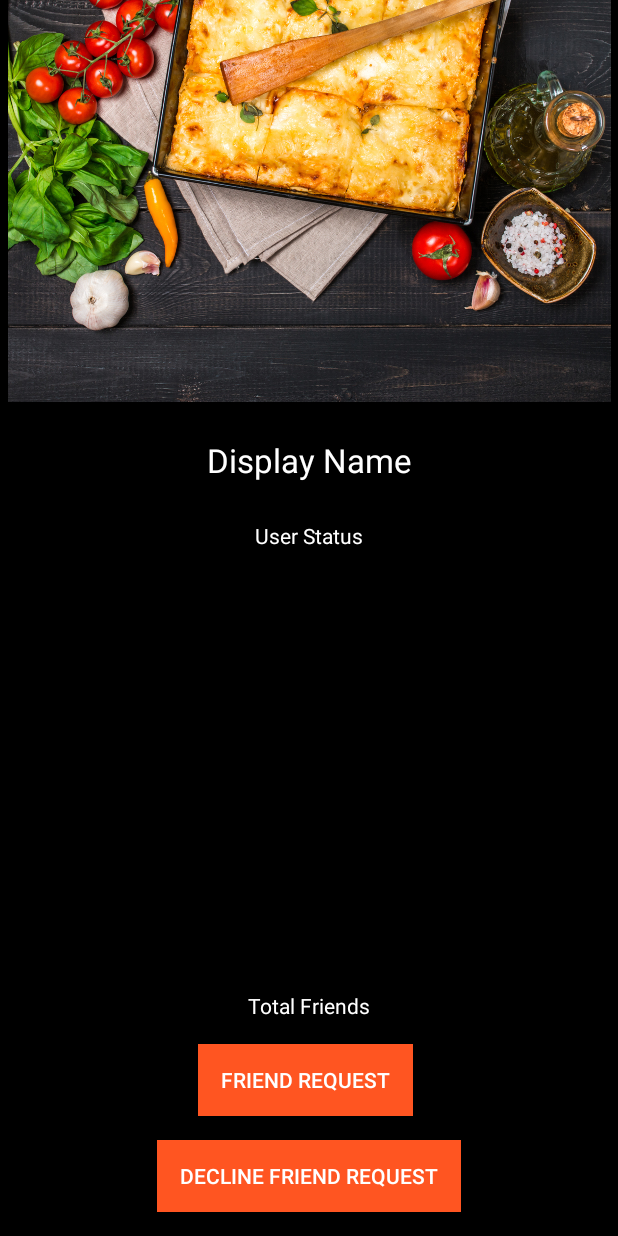
After one commit to Jordan0222/LapitChat, an Android app: the layout activity_profile.xml on its own in the app's theme, with its tools: preview values and no code run, on a phone screen of 412 x 824 dp. The commit adds this screen. Run offline under Robolectric (Android 15) with nearby library versions, the phone set to English and light mode, and no system bars.

Commit message:
Set Friends(invite and cancel)

```diff
--- a/app/build.gradle
+++ b/app/build.gradle
@@ -42,6 +42,8 @@ dependencies {
     implementation 'com.google.firebase:firebase-storage:19.2.0'
     implementation 'com.squareup.picasso:picasso:2.71828'
     implementation 'com.firebaseui:firebase-ui-database:7.1.0'
+    implementation 'id.zelory:compressor:3.0.0'
+    implementation 'androidx.cardview:cardview:1.0.0'
     testImplementation 'junit:junit:4.+'
     androidTestImplementation 'androidx.test.ext:junit:1.1.2'
     androidTestImplementation 'androidx.test.espresso:espresso-core:3.3.0'
--- a/app/src/main/AndroidManifest.xml
+++ b/app/src/main/AndroidManifest.xml
@@ -12,9 +12,10 @@
         android:roundIcon="@mipmap/ic_launcher_round"
         android:supportsRtl="true"
         android:theme="@style/AppTheme">
+        <activity android:name=".ProfileActivity"></activity>
         <activity
             android:name=".UserActivity"
-            android:parentActivityName=".MainActivity"></activity>
+            android:parentActivityName=".MainActivity" />
         <activity
             android:name=".StatusActivity"
             android:parentActivityName=".SettingsActivity" />
--- a/app/src/main/java/com/example/lapitchat/SettingsActivity.java
+++ b/app/src/main/java/com/example/lapitchat/SettingsActivity.java
@@ -6,6 +6,7 @@ import androidx.appcompat.app.AppCompatActivity;
 
 import android.app.ProgressDialog;
 import android.content.Intent;
+import android.graphics.Bitmap;
 import android.net.Uri;
 import android.os.Bundle;
 import android.view.View;
@@ -29,9 +30,11 @@ import com.google.firebase.storage.UploadTask;
 import com.squareup.picasso.Picasso;
 import com.theartofdev.edmodo.cropper.CropImage;
 
+import java.io.File;
 import java.util.Random;
 
 import de.hdodenhof.circleimageview.CircleImageView;
+import id.zelory.compressor.Compressor;
 
 public class SettingsActivity extends AppCompatActivity {
 
@@ -153,6 +156,8 @@ public class SettingsActivity extends AppCompatActivity {
 
                 Uri resultUri = result.getUri();
                 String current_user_uid = mCurrentUser.getUid();
+
+
                 StorageReference filepath = mImageStorage.child("profile_images").child(current_user_uid + ".jpg");
 
                 filepath.putFile(resultUri).addOnCompleteListener(new OnCompleteListener<UploadTask.TaskSnapshot>() {
--- a/app/src/main/java/com/example/lapitchat/UsersViewHolder.java
+++ b/app/src/main/java/com/example/lapitchat/UsersViewHolder.java
@@ -1,8 +1,10 @@
 package com.example.lapitchat;
 
 import android.view.View;
+import android.widget.LinearLayout;
 import android.widget.TextView;
 import androidx.annotation.NonNull;
+import androidx.constraintlayout.widget.ConstraintLayout;
 import androidx.recyclerview.widget.RecyclerView;
 
 import com.squareup.picasso.Picasso;
@@ -14,15 +16,15 @@ public class UsersViewHolder extends RecyclerView.ViewHolder {
     public CircleImageView mDisplayImage;
     public TextView txtDisplayName;
     public TextView txtStatus;
-
+    public LinearLayout root;
 
     public UsersViewHolder(@NonNull View itemView) {
         super(itemView);
 
+        root = itemView.findViewById(R.id.recycler_root);
         mDisplayImage = itemView.findViewById(R.id.user_single_image);
         txtDisplayName = itemView.findViewById(R.id.user_single_name);
         txtStatus = itemView.findViewById(R.id.user_single_status);
-
     }
 
     public void setTxtDisplayName(String string) {
--- /dev/null
+++ b/app/src/main/res/layout/activity_profile.xml
@@ -0,0 +1,83 @@
+<?xml version="1.0" encoding="utf-8"?>
+<androidx.constraintlayout.widget.ConstraintLayout xmlns:android="http://schemas.android.com/apk/res/android"
+    xmlns:app="http://schemas.android.com/apk/res-auto"
+    xmlns:tools="http://schemas.android.com/tools"
+    android:layout_width="match_parent"
+    android:layout_height="match_parent"
+    android:background="@color/black"
+    tools:context=".ProfileActivity">
+
+    <TextView
+        android:id="@+id/profile_displayname"
+        android:layout_width="wrap_content"
+        android:layout_height="wrap_content"
+        android:layout_marginTop="24dp"
+        android:text="Display Name"
+        android:textAppearance="@style/TextAppearance.AppCompat.Large"
+        android:textColor="@color/white"
+        app:layout_constraintEnd_toEndOf="parent"
+        app:layout_constraintStart_toStartOf="parent"
+        app:layout_constraintTop_toBottomOf="@+id/profile_image" />
+
+
+    <TextView
+        android:id="@+id/profile_status"
+        android:layout_width="wrap_content"
+        android:layout_height="wrap_content"
+        android:layout_marginTop="26dp"
+        android:text="User Status"
+        android:textColor="@color/white"
+        app:layout_constraintEnd_toEndOf="parent"
+        app:layout_constraintStart_toStartOf="parent"
+        app:layout_constraintTop_toBottomOf="@+id/profile_displayname" />
+
+    <Button
+        android:id="@+id/profile_req_btn"
+        android:layout_width="wrap_content"
+        android:layout_height="wrap_content"
+        android:layout_marginBottom="16dp"
+        android:background="@color/colorAccent"
+        android:paddingLeft="15dp"
+        android:paddingRight="15dp"
+        android:text="Friend Request"
+        android:textColor="@color/white"
+        app:layout_constraintBottom_toTopOf="@+id/profile_dec_btn"
+        app:layout_constraintEnd_toEndOf="parent"
+        app:layout_constraintHorizontal_bias="0.492"
+        app:layout_constraintStart_toStartOf="parent" />
+
+    <TextView
+        android:id="@+id/profile_friends"
+        android:layout_width="wrap_content"
+        android:layout_height="wrap_content"
+        android:layout_marginBottom="16dp"
+        android:text="Total Friends"
+        android:textColor="@color/white"
+        app:layout_constraintBottom_toTopOf="@+id/profile_req_btn"
+        app:layout_constraintEnd_toEndOf="parent"
+        app:layout_constraintStart_toStartOf="parent" />
+
+    <ImageView
+        android:id="@+id/profile_image"
+        android:layout_width="412dp"
+        android:layout_height="268dp"
+        app:layout_constraintEnd_toEndOf="parent"
+        app:layout_constraintStart_toStartOf="parent"
+        app:layout_constraintTop_toTopOf="parent"
+        app:srcCompat="@drawable/restaurant" />
+
+    <Button
+        android:id="@+id/profile_dec_btn"
+        android:layout_width="wrap_content"
+        android:layout_height="wrap_content"
+        android:layout_marginBottom="16dp"
+        android:background="@color/colorAccent"
+        android:paddingLeft="15dp"
+        android:paddingRight="15dp"
+        android:text="Decline Friend Request"
+        android:textColor="@color/white"
+        app:layout_constraintBottom_toBottomOf="parent"
+        app:layout_constraintEnd_toEndOf="parent"
+        app:layout_constraintStart_toStartOf="parent" />
+
+</androidx.constraintlayout.widget.ConstraintLayout>
--- a/app/src/main/res/layout/activity_settings.xml
+++ b/app/src/main/res/layout/activity_settings.xml
@@ -10,11 +10,11 @@
 
     <de.hdodenhof.circleimageview.CircleImageView
         android:id="@+id/setting_user_image"
-        android:layout_width="150dp"
-        android:layout_height="150dp"
+        android:layout_width="180dp"
+        android:layout_height="180dp"
         android:layout_alignParentEnd="true"
         android:layout_alignParentRight="true"
-        android:layout_marginTop="64dp"
+        android:layout_marginTop="40dp"
         android:background="@color/colorPrimaryDark"
         android:src="@drawable/man"
         app:civ_border_color="@color/white"
--- a/app/src/main/res/layout/activity_start.xml
+++ b/app/src/main/res/layout/activity_start.xml
@@ -4,7 +4,7 @@
     xmlns:tools="http://schemas.android.com/tools"
     android:layout_width="match_parent"
     android:layout_height="match_parent"
-    android:background="#00BCD4"
+    android:background="@color/colorPrimary"
     tools:context=".StartActivity">
 
     <TextView
@@ -44,4 +44,5 @@
         app:layout_constraintEnd_toEndOf="parent"
         app:layout_constraintStart_toStartOf="parent"
         app:layout_constraintTop_toBottomOf="@+id/textView" />
+
 </androidx.constraintlayout.widget.ConstraintLayout>
```
Also changed, not shown: app/src/main/java/com/example/lapitchat/LapiChat.java (added, +15 -0 lines), app/src/main/java/com/example/lapitchat/ProfileActivity.java (added, +220 -0 lines), app/src/main/java/com/example/lapitchat/UserActivity.java (+16 -0 lines), app/src/main/res/layout/users_singlelayout.xml (+20 -2 lines).
